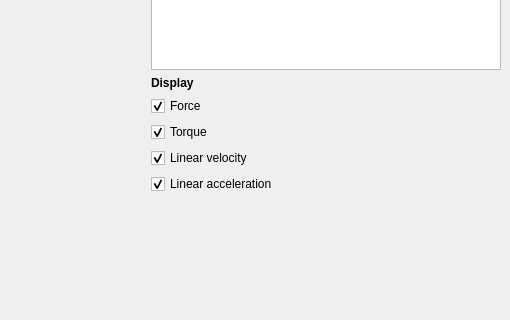
Above: robot_control/window.ui from martinloland/robot_control before the change; both pictures show x 890 to 1400 and y 151 to 471 of the 1400 by 806 pixel window. Below: the same form after it.
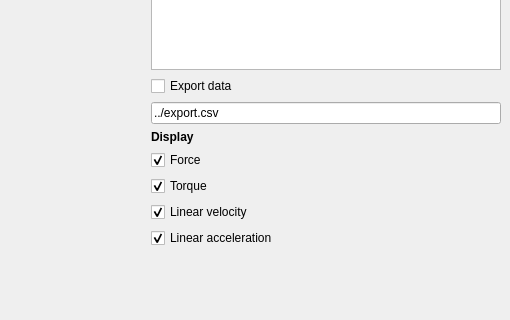
That is the form after the change. Custom widgets are drawn as their Qt base class.

```diff
--- a/robot_control/window.ui
+++ b/robot_control/window.ui
@@ -684,6 +684,29 @@
         </property>
        </widget>
       </item>
+      <item>
+       <widget class="QCheckBox" name="checkBox">
+        <property name="text">
+         <string>Export data</string>
+        </property>
+       </widget>
+      </item>
+      <item>
+       <widget class="QLineEdit" name="exportPath">
+        <property name="sizePolicy">
+         <sizepolicy hsizetype="Minimum" vsizetype="Fixed">
+          <horstretch>0</horstretch>
+          <verstretch>0</verstretch>
+         </sizepolicy>
+        </property>
+        <property name="text">
+         <string>../export.csv</string>
+        </property>
+        <property name="placeholderText">
+         <string>Output path</string>
+        </property>
+       </widget>
+      </item>
       <item>
        <widget class="QLabel" name="label_16">
         <property name="font">
```
